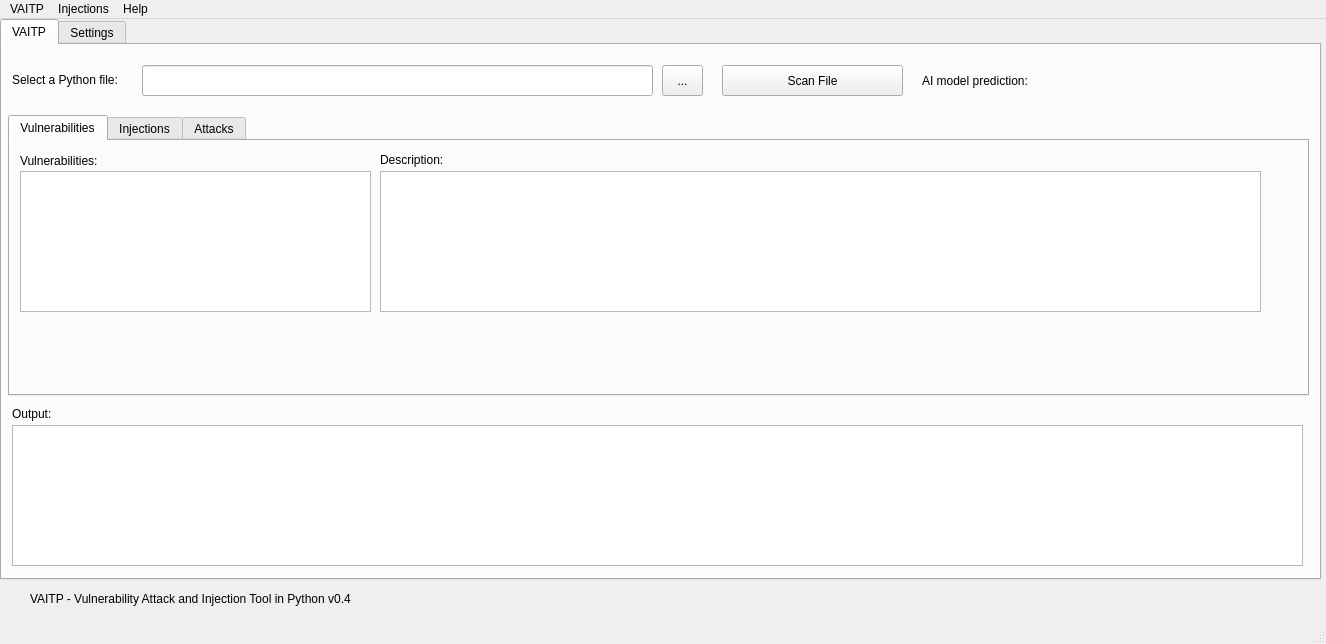
Before: the Qt Designer form VAITP GUI/vaitp/vaitp.ui in netpack/vaitp, drawn with Qt 5.
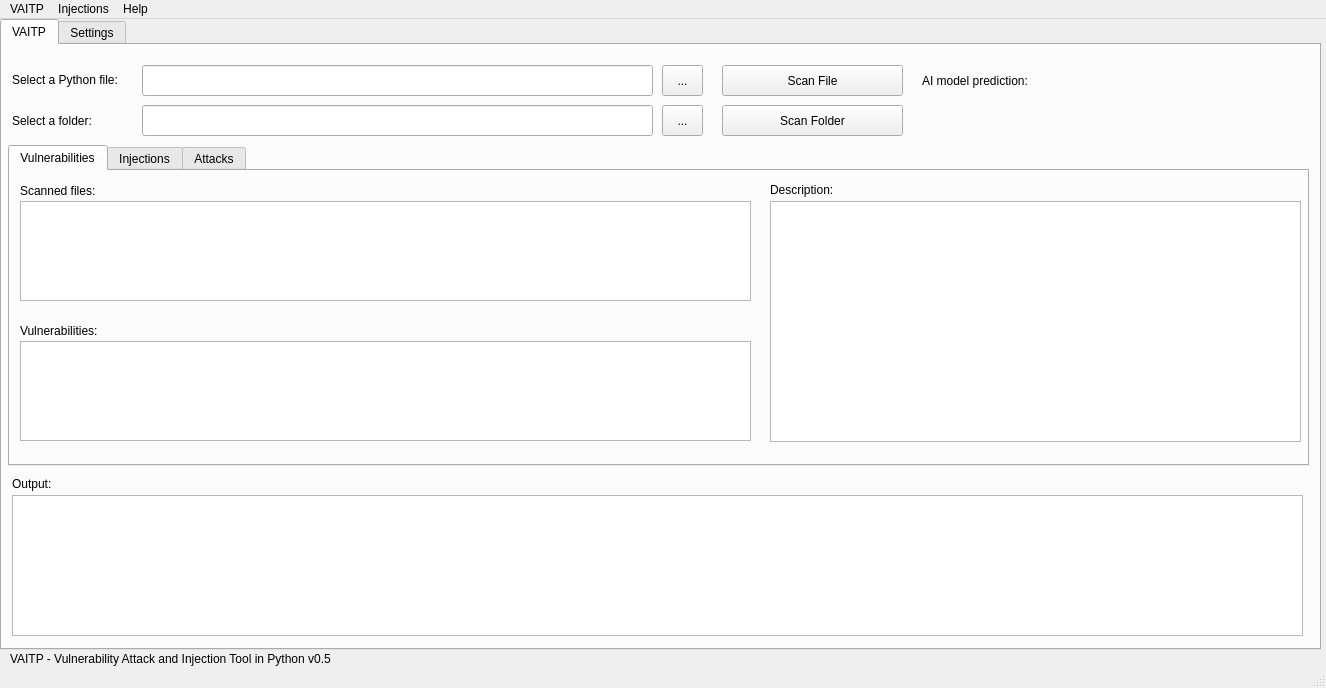
After: the same form once the commit is applied. Icons and pictures are not drawn.

Commit message: Added folder scanning, plus recursive option in settings. Added counters for files scannes, vulnerablities and injection points found.

Diff of the .ui file:
```diff
--- a/VAITP GUI/vaitp/vaitp.ui
+++ b/VAITP GUI/vaitp/vaitp.ui
@@ -7,7 +7,7 @@
     <x>0</x>
     <y>0</y>
     <width>1326</width>
-    <height>644</height>
+    <height>688</height>
    </rect>
   </property>
   <property name="windowTitle">
@@ -21,17 +21,17 @@
    <widget class="QLabel" name="lbl_info">
     <property name="geometry">
      <rect>
-      <x>30</x>
-      <y>570</y>
+      <x>10</x>
+      <y>629</y>
       <width>851</width>
-      <height>20</height>
+      <height>21</height>
      </rect>
     </property>
     <property name="toolTip">
      <string/>
     </property>
     <property name="text">
-     <string>VAITP - Vulnerability Attack and Injection Tool in Python v0.4</string>
+     <string>VAITP - Vulnerability Attack and Injection Tool in Python v0.5</string>
     </property>
     <property name="alignment">
      <set>Qt::AlignLeading|Qt::AlignLeft|Qt::AlignVCenter</set>
@@ -46,7 +46,7 @@
       <x>0</x>
       <y>0</y>
       <width>1321</width>
-      <height>561</height>
+      <height>631</height>
      </rect>
     </property>
     <property name="currentIndex">
@@ -119,7 +119,7 @@
       <property name="geometry">
        <rect>
         <x>10</x>
-        <y>380</y>
+        <y>450</y>
         <width>1291</width>
         <height>141</height>
        </rect>
@@ -129,7 +129,7 @@
       <property name="geometry">
        <rect>
         <x>10</x>
-        <y>360</y>
+        <y>430</y>
         <width>131</width>
         <height>18</height>
        </rect>
@@ -142,9 +142,9 @@
       <property name="geometry">
        <rect>
         <x>6</x>
-        <y>70</y>
+        <y>100</y>
         <width>1301</width>
-        <height>281</height>
+        <height>321</height>
        </rect>
       </property>
       <property name="currentIndex">
@@ -158,9 +158,9 @@
         <property name="geometry">
          <rect>
           <x>10</x>
-          <y>30</y>
-          <width>351</width>
-          <height>141</height>
+          <y>170</y>
+          <width>731</width>
+          <height>100</height>
          </rect>
         </property>
         <property name="iconSize">
@@ -174,7 +174,7 @@
         <property name="geometry">
          <rect>
           <x>10</x>
-          <y>10</y>
+          <y>150</y>
           <width>261</width>
           <height>20</height>
          </rect>
@@ -186,7 +186,7 @@
        <widget class="QLabel" name="label_2">
         <property name="geometry">
          <rect>
-          <x>370</x>
+          <x>760</x>
           <y>10</y>
           <width>101</width>
           <height>18</height>
@@ -199,10 +199,10 @@
        <widget class="QTextEdit" name="txt_vulnDescription">
         <property name="geometry">
          <rect>
-          <x>370</x>
+          <x>760</x>
           <y>30</y>
-          <width>881</width>
-          <height>141</height>
+          <width>531</width>
+          <height>241</height>
          </rect>
         </property>
         <property name="autoFillBackground">
@@ -215,6 +215,35 @@
          <bool>true</bool>
         </property>
        </widget>
+       <widget class="QLabel" name="lbl_scanned_files">
+        <property name="geometry">
+         <rect>
+          <x>10</x>
+          <y>10</y>
+          <width>261</width>
+          <height>20</height>
+         </rect>
+        </property>
+        <property name="text">
+         <string>Scanned files:</string>
+        </property>
+       </widget>
+       <widget class="QListWidget" name="lst_scanned_files">
+        <property name="geometry">
+         <rect>
+          <x>10</x>
+          <y>30</y>
+          <width>731</width>
+          <height>100</height>
+         </rect>
+        </property>
+        <property name="iconSize">
+         <size>
+          <width>32</width>
+          <height>32</height>
+         </size>
+        </property>
+       </widget>
       </widget>
       <widget class="QWidget" name="tab_injections">
        <attribute name="title">
@@ -728,6 +757,59 @@
        <string/>
       </property>
      </widget>
+     <widget class="QLabel" name="label_25">
+      <property name="geometry">
+       <rect>
+        <x>10</x>
+        <y>60</y>
+        <width>131</width>
+        <height>31</height>
+       </rect>
+      </property>
+      <property name="text">
+       <string>Select a folder:</string>
+      </property>
+     </widget>
+     <widget class="QLineEdit" name="txt_py_src_folder">
+      <property name="geometry">
+       <rect>
+        <x>140</x>
+        <y>60</y>
+        <width>511</width>
+        <height>31</height>
+       </rect>
+      </property>
+     </widget>
+     <widget class="QToolButton" name="bt_load_py_src_folder">
+      <property name="geometry">
+       <rect>
+        <x>660</x>
+        <y>60</y>
+        <width>41</width>
+        <height>31</height>
+       </rect>
+      </property>
+      <property name="text">
+       <string>...</string>
+      </property>
+     </widget>
+     <widget class="QPushButton" name="bt_scan_py_folder">
+      <property name="geometry">
+       <rect>
+        <x>720</x>
+        <y>60</y>
+        <width>181</width>
+        <height>31</height>
+       </rect>
+      </property>
+      <property name="text">
+       <string>Scan Folder</string>
+      </property>
+      <property name="icon">
+       <iconset resource="resources.qrc">
+        <normaloff>:/lineicons-free-basic-3.0/png-files/magnifier.png</normaloff>:/lineicons-free-basic-3.0/png-files/magnifier.png</iconset>
+      </property>
+     </widget>
     </widget>
     <widget class="QWidget" name="tab_remote">
      <attribute name="title">
```
Left out of the diff: 17 changed lines with no effect on the pictures. The commit also changes 5 other files.
